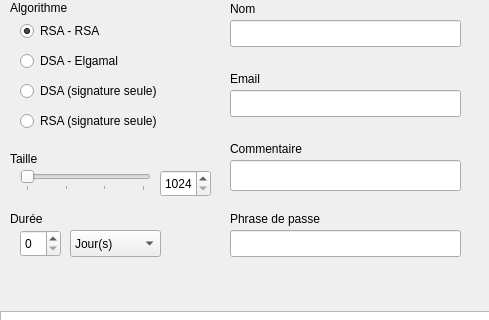
Qt form GuiPG/src/View/keycreation.ui (Diakakodo/GuiPG) before a commit; both pictures show x 0 to 489 and y 0 to 320 of the 489 by 492 pixel window.
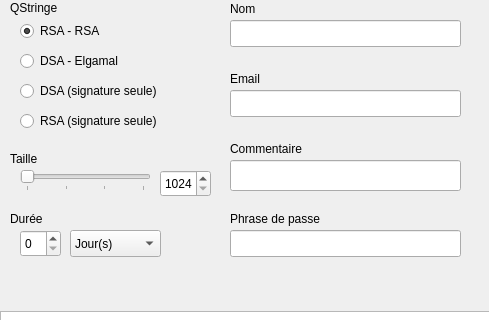
The same form after that commit.

Patch:
```diff
--- a/GuiPG/src/View/keycreation.ui
+++ b/GuiPG/src/View/keycreation.ui
@@ -23,7 +23,7 @@
     </rect>
    </property>
    <property name="text">
-    <string>Algorithme</string>
+    <string>QStringe</string>
    </property>
   </widget>
   <widget class="QRadioButton" name="radioButton">
```
